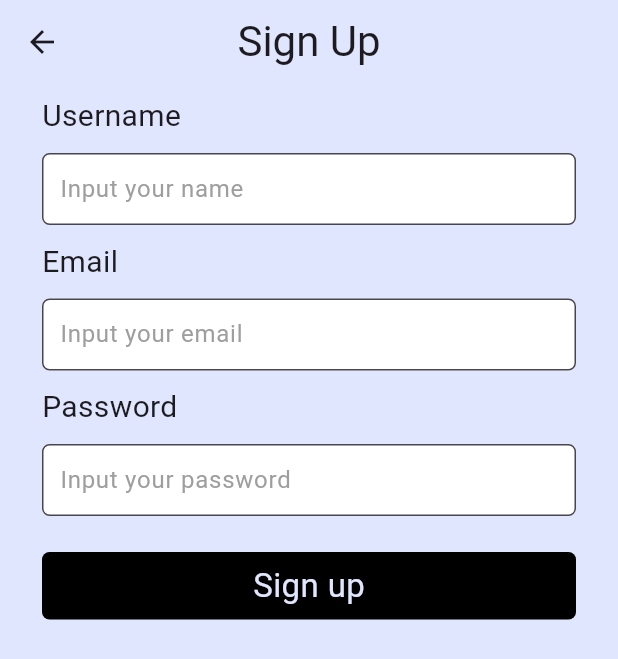
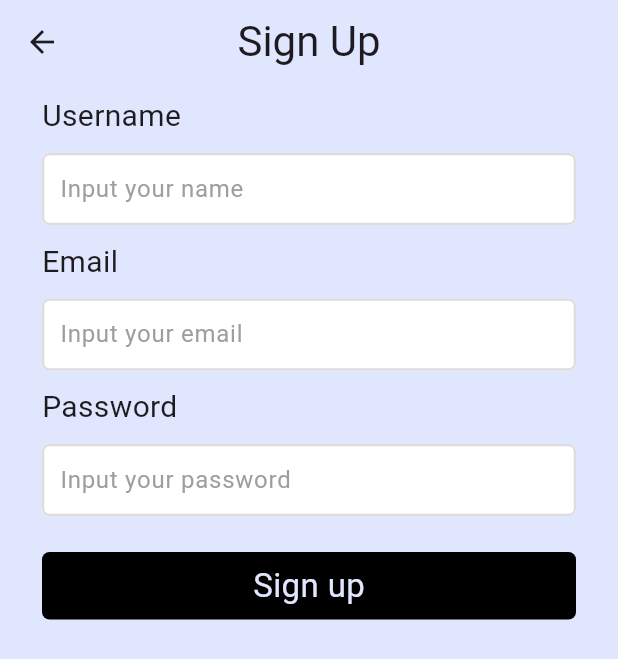
Before and after one commit to meybinn/waterTracker_master, a Flutter app: the SignupScreen screen opened directly, on a phone screen of 412 x 824 dp. Shown: the top 659 px of the screen. Run offline on Flutter 3.47's test engine with Material 3 defaults, Android fonts, the phone set to English and light mode, and no system bars; our stand-ins replace flutter_local_notifications, font_awesome_flutter, google_fonts, sqflite; accounts and stored records are empty; Roboto replaces fonts that are missing (Sarabun).

Commit message:
update
자잘한 거 수정

```diff
--- /dev/null
+++ b/water_tracker/lib/features/set_up/SignUp.dart
@@ -0,0 +1,74 @@
+import 'package:flutter/material.dart';
+import 'package:google_fonts/google_fonts.dart';
+import 'package:water_tracker/constant/gaps.dart';
+import 'package:water_tracker/constant/sizes.dart';
+
+class Signup extends StatelessWidget {
+  final String title;
+  final String hintText;
+  final TextEditingController controller;
+
+  const Signup(
+      {super.key,
+      required this.title,
+      required this.hintText,
+      required this.controller});
+
+  @override
+  Widget build(BuildContext context) {
+    return Column(
+      crossAxisAlignment: CrossAxisAlignment.start,
+      children: [
+        Text(
+          title,
+          style: GoogleFonts.scheherazadeNew(
+            fontSize: Sizes.size20,
+          ),
+        ),
+        Gaps.v10,
+        TextField(
+          controller: controller,
+          decoration: InputDecoration(
+            filled: true, // 배경색 활성화
+            fillColor: Colors.white,
+            hintText: hintText,
+            contentPadding: EdgeInsets.symmetric(vertical: 5, horizontal: 10),
+            hintStyle: GoogleFonts.scheherazadeNew(
+              fontSize: Sizes.size16,
+              color: Colors.grey,
+            ),
+
+            border: OutlineInputBorder(
+              borderRadius: BorderRadius.circular(5),
+              borderSide:
+                  const BorderSide(color: Color(0xFFDFDCDC), width: 1.5),
+              gapPadding: Sizes.size2,
+            ),
+            enabledBorder: OutlineInputBorder(
+              borderRadius: BorderRadius.circular(5),
+              borderSide:
+                  const BorderSide(color: Color(0xFFDFDCDC), width: 1.5),
+              gapPadding: Sizes.size2,
+            ),
+            focusedBorder: OutlineInputBorder(
+              borderRadius: BorderRadius.circular(5),
+              borderSide: const BorderSide(color: Color(0xFFDFDCDC), width: 2),
+              gapPadding: Sizes.size2,
+            ),
+            errorBorder: OutlineInputBorder(
+              borderRadius: BorderRadius.circular(5),
+              borderSide: const BorderSide(color: Colors.red, width: 1.5),
+              gapPadding: Sizes.size2,
+            ),
+            disabledBorder: OutlineInputBorder(
+              borderRadius: BorderRadius.circular(5),
+              borderSide:
+                  const BorderSide(color: Color(0xFFDFDCDC), width: 1.5),
+              gapPadding: Sizes.size2,
+            ),
+          ),
+        ),
+      ],
+    );
+  }
+}
--- a/water_tracker/lib/features/signup_screen.dart
+++ b/water_tracker/lib/features/signup_screen.dart
@@ -4,21 +4,20 @@ import 'package:google_fonts/google_fonts.dart';
 import 'package:provider/provider.dart';
 import 'package:water_tracker/constant/gaps.dart';
 import 'package:water_tracker/constant/sizes.dart';
+import 'package:water_tracker/features/set_up/SignUp.dart';
 
 import 'package:water_tracker/features/setup_profile_screen.dart';
 import 'package:water_tracker/intake_provider.dart';
 import 'package:water_tracker/services/database_helper.dart';
 
 class SignupScreen extends StatefulWidget {
-
-  const SignupScreen({ super.key});
+  const SignupScreen({super.key});
 
   @override
   State<SignupScreen> createState() => _SignupScreenState();
 }
 
 class _SignupScreenState extends State<SignupScreen> {
-
   final TextEditingController _usernameController = TextEditingController();
   final TextEditingController _emailController = TextEditingController();
   final TextEditingController _passwordController = TextEditingController();
@@ -73,10 +72,15 @@ class _SignupScreenState extends State<SignupScreen> {
   }
 
   void _onNextTap() async {
-    if (_isEmailValid() != null || _isPasswordValid() != null || email.isEmpty || username.isEmpty || password.isEmpty) return;
+    if (_isEmailValid() != null ||
+        _isPasswordValid() != null ||
+        email.isEmpty ||
+        username.isEmpty ||
+        password.isEmpty) return;
 
-    try{
-     int userId = await DatabaseHelper.instance.insertUser(username, email, password);
+    try {
+      int userId =
+          await DatabaseHelper.instance.insertUser(username, email, password);
       print("User added with Id: $userId");
 
       context.read<IntakeProvider>().setUsername(username);
@@ -90,9 +94,11 @@ class _SignupScreenState extends State<SignupScreen> {
     } catch (e) {
       print("Error inserting user: $e");
       ScaffoldMessenger.of(context).showSnackBar(
-        SnackBar(content: Text("Error creating account. Try again!"),),);
+        SnackBar(
+          content: Text("Error creating account. Try again!"),
+        ),
+      );
     }
-
   }
 
   void onClearTap() {
@@ -138,63 +144,15 @@ class _SignupScreenState extends State<SignupScreen> {
               child: Column(
                 crossAxisAlignment: CrossAxisAlignment.start,
                 children: [
-                  Text(
-                    "Username",
-                    style: GoogleFonts.scheherazadeNew(
-                      fontSize: Sizes.size20,
-                    ),
-                  ),
+                  Signup(
+                      title: "Username",
+                      hintText: "Input your name",
+                      controller: _usernameController),
                   Gaps.v10,
-                  TextField(
-                    controller: _usernameController,
-                    decoration: InputDecoration(
-                      filled: true, // 배경색 활성화
-                      fillColor: Colors.white,
-                      border: OutlineInputBorder(
-                        borderRadius: BorderRadius.circular(5),
-                        borderSide: const BorderSide(
-                          color: Colors.grey,
-                        ),
-                        gapPadding: Sizes.size2,
-                      ),
-                      hintText: "Input your name",
-                      contentPadding:
-                          EdgeInsets.symmetric(vertical: 5, horizontal: 10),
-                      hintStyle: GoogleFonts.scheherazadeNew(
-                        fontSize: Sizes.size16,
-                        color: Colors.grey,
-                      ),
-                    ),
-                  ),
-                  Gaps.v10,
-                  Text(
-                    "Email",
-                    style: GoogleFonts.scheherazadeNew(
-                      fontSize: Sizes.size20,
-                    ),
-                  ),
-                  Gaps.v10,
-                  TextField(
+                  Signup(
+                    title: "Email",
+                    hintText: "Input your email",
                     controller: _emailController,
-                    decoration: InputDecoration(
-                      filled: true, // 배경색 활성화
-                      fillColor: Colors.white,
-                      errorText: _isEmailValid(),
-                      border: OutlineInputBorder(
-                        borderRadius: BorderRadius.circular(5),
-                        borderSide: const BorderSide(
-                          color: Colors.grey,
-                        ),
-                        gapPadding: Sizes.size2,
-                      ),
-                      hintText: "Input your email",
-                      contentPadding:
-                          EdgeInsets.symmetric(vertical: 5, horizontal: 10),
-                      hintStyle: GoogleFonts.scheherazadeNew(
-                        fontSize: Sizes.size16,
-                        color: Colors.grey,
-                      ),
-                    ),
                   ),
                   Gaps.v10,
                   Text(
@@ -215,8 +173,31 @@ class _SignupScreenState extends State<SignupScreen> {
                       border: OutlineInputBorder(
                         borderRadius: BorderRadius.circular(5),
                         borderSide: const BorderSide(
-                          color: Colors.grey,
+                            color: Color(0xFFDFDCDC), width: 1.5),
+                        gapPadding: Sizes.size2,
                       ),
+                      enabledBorder: OutlineInputBorder(
+                        borderRadius: BorderRadius.circular(5),
+                        borderSide: const BorderSide(
+                            color: Color(0xFFDFDCDC), width: 1.5),
+                        gapPadding: Sizes.size2,
+                      ),
+                      focusedBorder: OutlineInputBorder(
+                        borderRadius: BorderRadius.circular(5),
+                        borderSide: const BorderSide(
+                            color: Color(0xFFDFDCDC), width: 2),
+                        gapPadding: Sizes.size2,
+                      ),
+                      errorBorder: OutlineInputBorder(
+                        borderRadius: BorderRadius.circular(5),
+                        borderSide:
+                            const BorderSide(color: Colors.red, width: 1.5),
+                        gapPadding: Sizes.size2,
+                      ),
+                      disabledBorder: OutlineInputBorder(
+                        borderRadius: BorderRadius.circular(5),
+                        borderSide: const BorderSide(
+                            color: Color(0xFFDFDCDC), width: 1.5),
                         gapPadding: Sizes.size2,
                       ),
                       hintText: "Input your password",
```
Also changed, not shown: water_tracker/lib/features/set_up/setUp.dart (+22 -3 lines), water_tracker/lib/providers/set_up_goal_screen.dart (+19 -12 lines), water_tracker/pubspec.lock. Lines whose indentation alone changed are shown as unchanged.
